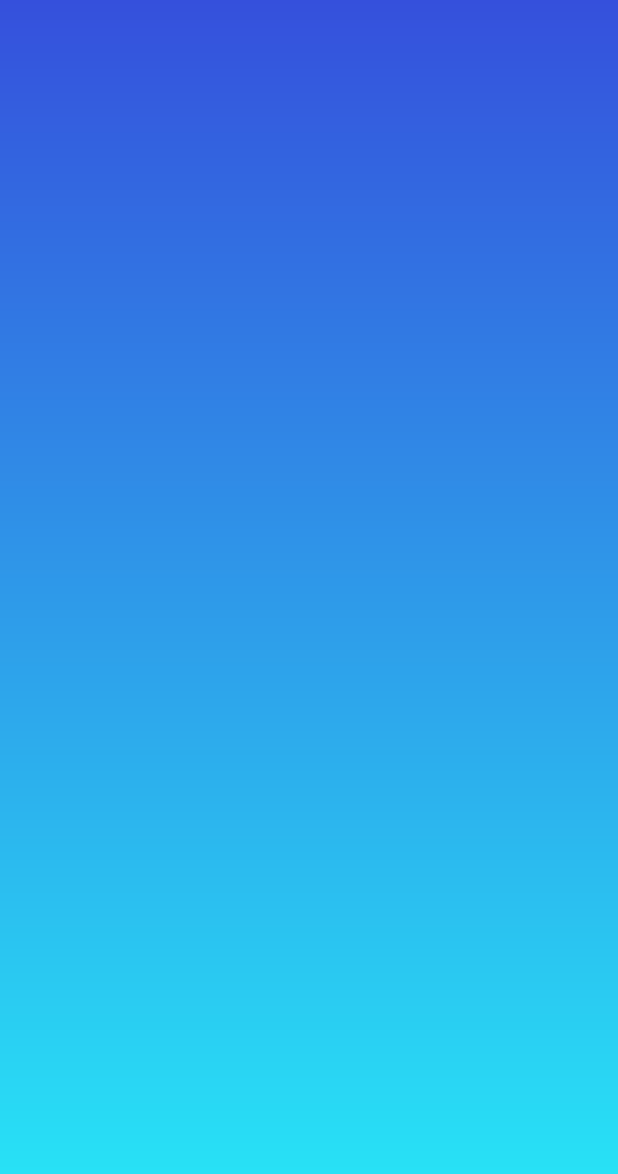
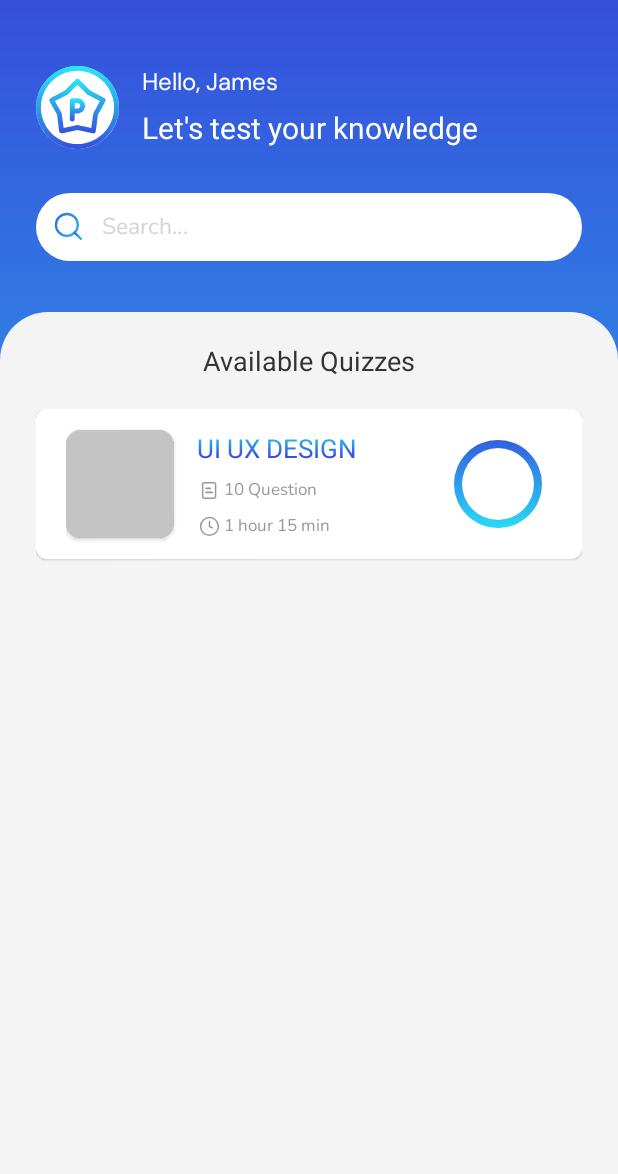
Before and after one commit to lerapenguin11/AppQuiz, an Android app: the screen it shows after launch (MainActivity), on a phone screen of 412 x 824 dp. Shown: the top 1174 px of the screen. Run offline under Robolectric (Android 15) with nearby library versions, the light colour scheme and no system bars; Roboto replaces fonts that are not available here.

Commit message:
set quiz

```diff
--- /dev/null
+++ b/app/src/main/java/com/example/appquiz/business/models/Constants.kt
@@ -0,0 +1,13 @@
+package com.example.appquiz.business.models
+
+object Constants{
+
+    fun getQuiz() : MutableList<QuizModel>{
+        val quizList = mutableListOf<QuizModel>()
+
+        val quiz1 = QuizModel(0, "UI UX Design", 10, "1 hour 15 min", "Computer", "")
+        quizList.add(quiz1)
+
+        return quizList
+    }
+}
--- /dev/null
+++ b/app/src/main/java/com/example/appquiz/business/models/QuizModel.kt
@@ -0,0 +1,10 @@
+package com.example.appquiz.business.models
+
+data class QuizModel(
+    val id : Int,
+    val title : String,
+    val countQuiz : Int,
+    val time : String,
+    val tagQuiz : String,
+    val icon : String
+)
--- /dev/null
+++ b/app/src/main/java/com/example/appquiz/business/repos/QuizRepository.kt
@@ -0,0 +1,38 @@
+package com.example.appquiz.business.repos
+
+import androidx.lifecycle.LiveData
+import androidx.lifecycle.MutableLiveData
+import com.example.appquiz.business.models.Constants
+import com.example.appquiz.business.models.QuizModel
+
+class QuizRepository {
+
+    fun getQuizListReading() : LiveData<MutableList<QuizModel>> {
+        val quizList = Constants.getQuiz()
+        val mutableData = MutableLiveData<MutableList<QuizModel>>()
+        val list = mutableListOf<QuizModel>()
+
+        for (i in quizList){
+            val id = i.id
+            val title = i.title
+            val count = i.countQuiz
+            val time = i.time
+            val tag = i.tagQuiz
+            val icon = i.icon
+
+            val listQuizModel = QuizModel(
+                id = id,
+                title = title,
+                countQuiz = count,
+                time = time,
+                tagQuiz = tag,
+                icon = icon
+            )
+            list.add(listQuizModel)
+        }
+
+        mutableData.value = list
+
+        return mutableData
+    }
+}
--- a/app/src/main/java/com/example/appquiz/presentation/HomeFragment.kt
+++ b/app/src/main/java/com/example/appquiz/presentation/HomeFragment.kt
@@ -5,56 +5,65 @@ import androidx.fragment.app.Fragment
 import android.view.LayoutInflater
 import android.view.View
 import android.view.ViewGroup
+import androidx.lifecycle.Observer
+import androidx.lifecycle.ViewModelProvider
+import androidx.recyclerview.widget.LinearLayoutManager
 import com.example.appquiz.R
+import com.example.appquiz.business.models.QuizModel
+import com.example.appquiz.databinding.FragmentHomeBinding
+import com.example.appquiz.presentation.adapter.QuizAdapter
+import com.example.appquiz.presentation.adapter.listener.QuizListener
+import com.example.appquiz.viewModel.QuizViewModel
 
-// TODO: Rename parameter arguments, choose names that match
-// the fragment initialization parameters, e.g. ARG_ITEM_NUMBER
-private const val ARG_PARAM1 = "param1"
-private const val ARG_PARAM2 = "param2"
+class HomeFragment : Fragment(), QuizListener {
 
-/**
- * A simple [Fragment] subclass.
- * Use the [HomeFragment.newInstance] factory method to
- * create an instance of this fragment.
- */
-class HomeFragment : Fragment() {
-    // TODO: Rename and change types of parameters
-    private var param1: String? = null
-    private var param2: String? = null
-
-    override fun onCreate(savedInstanceState: Bundle?) {
-        super.onCreate(savedInstanceState)
-        arguments?.let {
-            param1 = it.getString(ARG_PARAM1)
-            param2 = it.getString(ARG_PARAM2)
-        }
-    }
+    private var _binding : FragmentHomeBinding? = null
+    private val binding get() = _binding!!
+    private val adapter : QuizAdapter = QuizAdapter(this)
 
     override fun onCreateView(
         inflater: LayoutInflater, container: ViewGroup?,
         savedInstanceState: Bundle?
     ): View? {
-        // Inflate the layout for this fragment
-        return inflater.inflate(R.layout.fragment_home, container, false)
+
+        _binding = FragmentHomeBinding.inflate(inflater, container, false)
+
+        binding.rvQuiz.layoutManager = LinearLayoutManager(context, LinearLayoutManager.VERTICAL, false)
+        binding.rvQuiz.adapter = adapter
+
+        return binding.root
     }
 
-    companion object {
-        /**
-         * Use this factory method to create a new instance of
-         * this fragment using the provided parameters.
-         *
-         * @param param1 Parameter 1.
-         * @param param2 Parameter 2.
-         * @return A new instance of fragment HomeFragment.
-         */
-        // TODO: Rename and change types and number of parameters
-        @JvmStatic
-        fun newInstance(param1: String, param2: String) =
-            HomeFragment().apply {
-                arguments = Bundle().apply {
-                    putString(ARG_PARAM1, param1)
-                    putString(ARG_PARAM2, param2)
-                }
-            }
+    override fun onResume() {
+        super.onResume()
+        observeData()
+        onClick()
+    }
+
+    private fun onClick() {
+        //points dialog
+    }
+
+    private fun observeData() {
+        val viewModel : QuizViewModel = ViewModelProvider(requireActivity()).get(QuizViewModel::class.java)
+
+        viewModel.getResultQuiz().observe(viewLifecycleOwner, Observer {
+            adapter.setItem(it)
+        })
+    }
+
+    override fun quizList(quiz: QuizModel) {
+        val bundle = Bundle()
+        bundle.putInt("id", quiz.id)
+        bundle.putString("title", quiz.title)
+        bundle.putInt("count", quiz.countQuiz)
+        bundle.putString("time", quiz.time)
+        bundle.putString("tag", quiz.tagQuiz)
+
+        val transaction = activity?.supportFragmentManager?.beginTransaction()
+        val fragment = DetailFragment()
+        fragment.arguments = bundle
+        transaction?.replace(R.id.main_layout, fragment)
+        transaction?.commit()
     }
 }
--- /dev/null
+++ b/app/src/main/java/com/example/appquiz/presentation/adapter/QuizAdapter.kt
@@ -0,0 +1,52 @@
+package com.example.appquiz.presentation.adapter
+
+import android.annotation.SuppressLint
+import android.view.LayoutInflater
+import android.view.View
+import android.view.ViewGroup
+import android.widget.ImageView
+import android.widget.TextView
+import androidx.recyclerview.widget.RecyclerView
+import com.example.appquiz.R
+import com.example.appquiz.business.models.QuizModel
+import com.example.appquiz.presentation.adapter.listener.QuizListener
+
+class QuizAdapter(val listener : QuizListener) : RecyclerView.Adapter<QuizAdapter.QuizViewHolder>() {
+
+    private val quizList = mutableListOf<QuizModel>()
+
+    override fun onCreateViewHolder(parent: ViewGroup, viewType: Int): QuizViewHolder {
+        val view = LayoutInflater.from(parent.context).inflate(R.layout.item_quiz, parent, false)
+
+        return QuizViewHolder(view)
+    }
+
+    override fun getItemCount(): Int = quizList.size
+
+    @SuppressLint("SetTextI18n")
+    override fun onBindViewHolder(holder: QuizViewHolder, position: Int) {
+        val quiz : QuizModel = quizList[position]
+
+        holder.title.text = quiz.title
+        holder.countQuiz.setText(quiz.countQuiz.toString() + " " + "Question")/* =  + getString(R.string.question)*///
+        holder.timeQuiz.text = quiz.time
+
+        holder.itemView.setOnClickListener {
+            listener.quizList(quiz = quiz)
+        }
+    }
+
+    @SuppressLint("NotifyDataSetChanged")
+    fun setItem(resultQuizList : List<QuizModel>){
+        this.quizList.clear()
+        this.quizList.addAll(resultQuizList)
+        notifyDataSetChanged()
+    }
+
+    class QuizViewHolder(view : View) :RecyclerView.ViewHolder(view) {
+        val title : TextView = view.findViewById(R.id.tv_tile_quiz)
+        val countQuiz : TextView = view.findViewById(R.id.tv_count_quiz)
+        val timeQuiz : TextView = view.findViewById(R.id.tv_time_quiz)
+        val icon : ImageView = view.findViewById(R.id.ic_icon_quiz)
+    }
+}
--- /dev/null
+++ b/app/src/main/java/com/example/appquiz/presentation/adapter/listener/QuizListener.kt
@@ -0,0 +1,8 @@
+package com.example.appquiz.presentation.adapter.listener
+
+import com.example.appquiz.business.models.QuizModel
+
+interface QuizListener {
+
+    fun quizList(quiz : QuizModel)
+}
--- /dev/null
+++ b/app/src/main/java/com/example/appquiz/viewModel/QuizViewModel.kt
@@ -0,0 +1,21 @@
+package com.example.appquiz.viewModel
+
+import androidx.lifecycle.LiveData
+import androidx.lifecycle.MutableLiveData
+import androidx.lifecycle.ViewModel
+import com.example.appquiz.business.models.QuizModel
+import com.example.appquiz.business.repos.QuizRepository
+
+class QuizViewModel : ViewModel() {
+
+    private val repository  = QuizRepository()
+
+    fun getResultQuiz() : LiveData<MutableList<QuizModel>> {
+        val mutableData = MutableLiveData<MutableList<QuizModel>>()
+        repository.getQuizListReading().observeForever {list ->
+            mutableData.value = list
+        }
+
+        return mutableData
+    }
+}
--- a/app/src/main/res/layout/fragment_detail.xml
+++ b/app/src/main/res/layout/fragment_detail.xml
@@ -234,7 +234,7 @@
                 android:textSize="14sp"
                 app:layout_constraintBottom_toBottomOf="@+id/constraintLayout7"
                 app:layout_constraintStart_toStartOf="@+id/tv_time_quiz_details"
-                tools:text="1Total duration of the quiz" />
+                android:text="@string/total_duration_of_the_quiz" />
         </androidx.constraintlayout.widget.ConstraintLayout>
 
         <TextView
--- a/app/src/main/res/layout/fragment_home.xml
+++ b/app/src/main/res/layout/fragment_home.xml
@@ -111,6 +111,7 @@
             app:layout_constraintTop_toTopOf="parent" />
 
         <androidx.recyclerview.widget.RecyclerView
+            android:id="@+id/rv_quiz"
             android:layout_width="0dp"
             android:layout_height="0dp"
             android:layout_marginTop="20dp"
--- a/app/src/main/res/layout/item_quiz.xml
+++ b/app/src/main/res/layout/item_quiz.xml
@@ -32,6 +32,7 @@
                 android:id="@+id/ic_icon_quiz"
                 android:layout_width="72dp"
                 android:layout_height="72dp"
+                android:background="@drawable/bg_item_quiz_icon"
                 android:preserveLegacyExternalStorage="true"
                 android:requestLegacyExternalStorage="true"
                 android:scaleType="fitXY"
@@ -56,7 +57,7 @@
             app:layout_constraintStart_toStartOf="parent"
             app:srcCompat="@drawable/ic_time_quiz" />
 
-        <TextView
+        <com.example.appquiz.utilits.GradientTextView
             android:id="@+id/tv_tile_quiz"
             android:layout_width="wrap_content"
             android:layout_height="wrap_content"
--- a/app/src/main/res/values/strings.xml
+++ b/app/src/main/res/values/strings.xml
@@ -12,4 +12,10 @@
     <string name="tap_on_the_bookmark_icon_to_save_interesting_questions">Tap on the bookmark icon to save interesting questions</string>
     <string name="click_submit_if_you_are_sure_you_want_to_complete_all_the_quizzes">Click submit if you are sure you want to complete all the quizzes</string>
     <string name="start_quiz">Start Quiz</string>
+    <string name="question">Question</string>
+    <string name="get">GET</string>
+    <string name="point">Points</string>
+    <string name="point_for_correct_answer">point for a correct answer</string>
+    <string name="total_duration_of_the_quiz">Total duration of the quiz</string>
+    <string name="rule_point">point awarded for a correct answer and no marks for a incorrect answer</string>
 </resources>
```
Also changed, not shown: app/build.gradle (+20 -0 lines), app/src/main/java/com/example/appquiz/presentation/DetailFragment.kt (+28 -41 lines), app/src/main/java/com/example/appquiz/presentation/TestFragment.kt (added, +19 -0 lines), app/src/main/res/layout/fragment_test.xml (added, +14 -0 lines).
